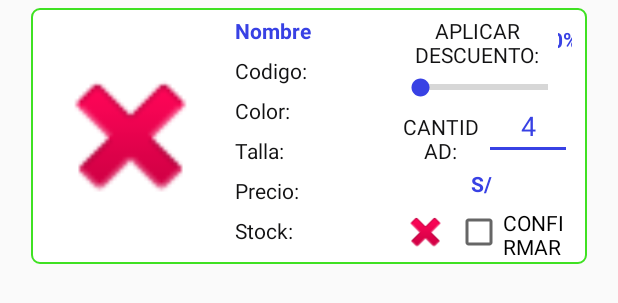
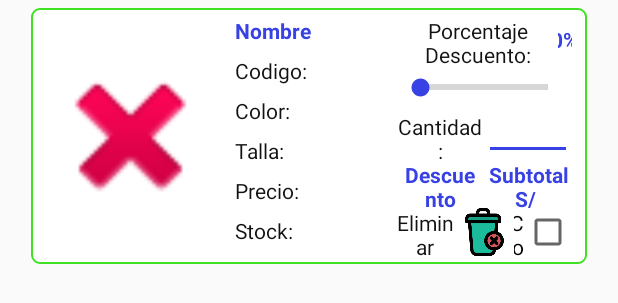
Before and after one commit to YanOner/ComercialAPP, an Android app: the layout pedido.xml on its own in the app's theme, with its tools: preview values and no code run, on a phone screen of 412 x 824 dp. Shown: the top 303 px of the screen. Run offline under Robolectric (Android 15) with nearby library versions, the phone set to English and light mode, and no system bars.

Commit message:
10.11.2019

```diff
--- a/app/src/main/java/com/upc/gmt/pedido/RegistrarPedidoActivity.java
+++ b/app/src/main/java/com/upc/gmt/pedido/RegistrarPedidoActivity.java
@@ -81,6 +81,8 @@ public class RegistrarPedidoActivity extends AppCompatActivity
     protected void onCreate(Bundle savedInstanceState) {
         super.onCreate(savedInstanceState);
         setContentView(R.layout.activity_registrar_pedido);
+
+        setTitle("REGISTRAR PEDIDO (" + Util.CLIENTE_SESSION.getNombres() + " - " + Util.CLIENTE_SESSION.getNrodocumentocli() + ")");
 
         objeto = this;
 
--- a/app/src/main/java/com/upc/gmt/util/Util.java
+++ b/app/src/main/java/com/upc/gmt/util/Util.java
@@ -25,8 +25,8 @@ public class Util {
 //    public static String URL_WEB_SERVICE = "http://190.187.111.150:8080/ComercialWEB";//CONECTIFY
 
 
-    //    public static String URL_SERVICE_BASE = "http://10.0.2.2:9090";
-    public static String URL_SERVICE_BASE = "http://192.168.1.2:9090";
+    public static String URL_SERVICE_BASE = "http://10.0.2.2:9090";
+//    public static String URL_SERVICE_BASE = "http://192.168.1.8:9090";
 
     public static String URL_SERVICE_CATALOGO = "";//catalogo
 
--- a/app/src/main/res/layout/activity_registrar_pedido.xml
+++ b/app/src/main/res/layout/activity_registrar_pedido.xml
@@ -36,12 +36,12 @@
             <TextView
                 android:id="@+id/tvPedidoCliente"
                 android:layout_width="match_parent"
-                android:layout_height="wrap_content"
+                android:layout_height="32dp"
                 android:layout_gravity="center"
                 android:gravity="center"
                 android:text="Cliente..."
-                android:textStyle="bold"
-                android:textColor="@color/colorAccent" />
+                android:textColor="@color/colorAccent"
+                android:textStyle="bold" />
 
             <TextView
                 android:id="@+id/tvTotalPagar"
--- a/app/src/main/res/layout/pedido.xml
+++ b/app/src/main/res/layout/pedido.xml
@@ -104,10 +104,10 @@
                         style="@style/textView_stylePedido"
                         android:layout_width="wrap_content"
                         android:layout_height="wrap_content"
+                        android:layout_gravity="center"
                         android:layout_weight="1"
-                        android:layout_gravity="center"
                         android:gravity="center"
-                        android:text="APLICAR DESCUENTO:" />
+                        android:text="Porcentaje Descuento:" />
 
                     <TextView
                         android:id="@+id/tvArticuloPorcentaje"
@@ -150,22 +150,21 @@
                         style="@style/textView_stylePedido"
                         android:layout_width="match_parent"
                         android:layout_height="wrap_content"
+                        android:layout_gravity="center"
                         android:layout_weight="1"
-                        android:layout_gravity="center"
-                        android:text="CANTIDAD:" />
+                        android:text="Cantidad:" />
 
                     <EditText
                         android:id="@+id/txtCantidadPedido"
                         android:layout_width="match_parent"
                         android:layout_height="40dp"
+                        android:layout_gravity="bottom"
                         android:layout_weight="1"
-                        android:layout_gravity="bottom"
-                        tools:text="4"
                         android:gravity="center"
+                        android:imeOptions="actionDone"
                         android:inputType="number"
                         android:maxLength="7"
                         android:textAlignment="gravity"
-                        android:imeOptions="actionDone"
                         android:textColor="@color/colorAccent" />
 
                 </LinearLayout>
@@ -176,13 +175,25 @@
                     android:layout_weight="1">
 
                     <TextView
+                        android:id="@+id/tvTotalArticuloDescuento"
+                        android:layout_width="match_parent"
+                        android:layout_height="match_parent"
+                        android:layout_gravity="center"
+                        android:gravity="center"
+                        android:textStyle="bold"
+                        android:layout_weight="1"
+                        tools:text="Descuento S/ "
+                        android:textColor="@color/colorAccent" />
+
+                    <TextView
                         android:id="@+id/tvTotalArticulo"
                         android:layout_width="match_parent"
                         android:layout_height="match_parent"
                         android:layout_gravity="center"
                         android:gravity="center"
                         android:textStyle="bold"
-                        tools:text="S/ "
+                        android:layout_weight="1"
+                        tools:text="Subtotal S/ "
                         android:textColor="@color/colorAccent" />
 
                 </LinearLayout>
@@ -193,22 +204,35 @@
                     android:orientation="horizontal"
                     android:layout_weight="1">
 
-                    <ImageView
+                    <TextView
+                        android:id="@+id/textView32"
                         android:layout_width="match_parent"
                         android:layout_height="match_parent"
+                        android:layout_gravity="center"
+                        android:gravity="center"
+                        android:layout_weight="1"
+                        tools:text="Eliminar"
+                        android:onClick="onQuitarPedido"
+                        style="@style/textView_stylePedido" />
+
+                    <ImageView
                         android:id="@+id/btnQuitar"
-                        android:layout_weight="2"
+                        android:layout_width="match_parent"
+                        android:layout_height="match_parent"
                         android:layout_gravity="center"
+                        android:layout_weight="1"
                         android:onClick="onQuitarPedido"
-                        app:srcCompat="@android:drawable/ic_delete" />
+                        app:srcCompat="@drawable/remove_item" />
 
                     <CheckBox
+                        android:id="@+id/chbArticulo"
                         android:layout_width="match_parent"
                         android:layout_height="match_parent"
-                        android:id="@+id/chbArticulo"
+                        android:layout_gravity="center"
                         android:layout_weight="1"
-                        android:layout_gravity="center"
-                        android:text="CONFIRMAR" />
+                        android:gravity="center|right"
+                        android:layoutDirection="rtl"
+                        android:text="Confirmar" />
 
                 </LinearLayout>
 
```
Also changed, not shown: app/src/main/java/com/upc/gmt/pedido/PedidoActivity.java (+15 -6 lines), app/src/main/java/com/upc/gmt/pedido/PedidoArrayAdapter.java (+17 -4 lines), app/src/main/java/com/upc/gmt/pedido/PedidoConsignacionActivity.java (+14 -14 lines), app/src/main/res/layout/activity_pedido.xml (+9 -0 lines), app/src/main/res/drawable-mdpi/remove_item.png (added).
